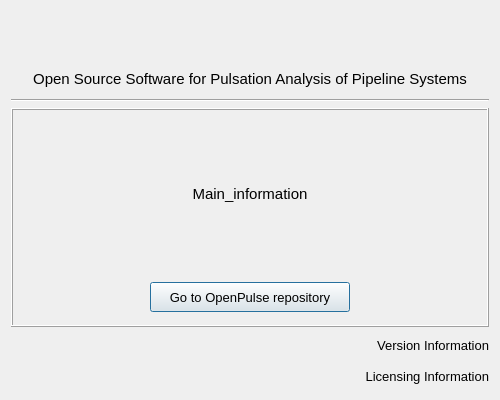
First picture: the form in pulse/interface/data/ui_files/project/about_open_pulse.ui, repository open-pulse/OpenPulse, before the edit.
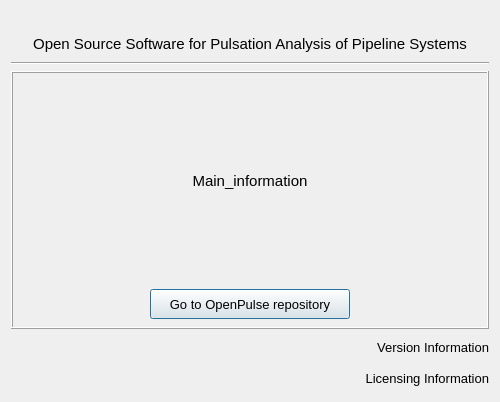
Second picture: the form after the edit. Icons and pictures are not drawn.

Commit message: Modify Label minimum size to fill its Frame

What changed in the file:
```diff
--- a/pulse/interface/data/ui_files/project/about_open_pulse.ui
+++ b/pulse/interface/data/ui_files/project/about_open_pulse.ui
@@ -52,6 +52,12 @@
       </property>
       <item row="0" column="0">
        <widget class="QLabel" name="label_main_info">
+        <property name="minimumSize">
+         <size>
+          <width>0</width>
+          <height>200</height>
+         </size>
+        </property>
         <property name="font">
          <font>
           <family>MS Shell Dlg 2</family>
```
Left out of the diff: 4 changed lines with no effect on the pictures. The commit also changes 3 other files.
